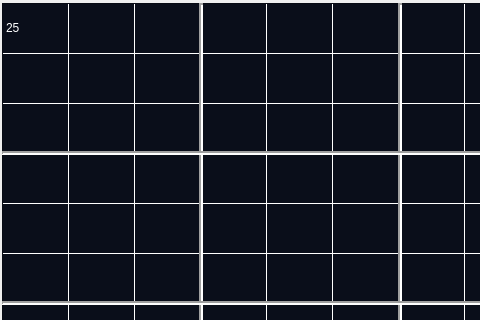
Before: the Qt Designer form Sudoku/maingame.ui in UIAP4002-Dr-Mahdavi/mini-project-2-sudoku-Hsoonaik, drawn with Qt 5; both pictures show x 0 to 480 and y 0 to 320 of the 600 by 600 pixel window.
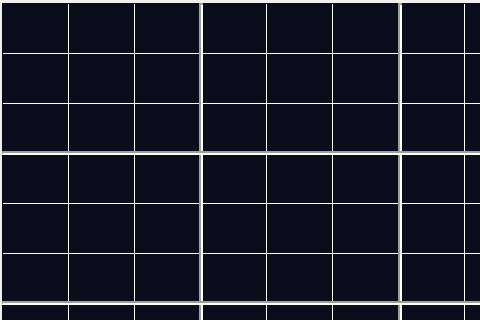
After: the same form once the commit is applied.

What changed in the file:
```diff
--- a/Sudoku/maingame.ui
+++ b/Sudoku/maingame.ui
@@ -172,7 +172,7 @@
     <column/>
     <item row="0" column="0">
      <property name="text">
-      <string>25</string>
+      <string/>
      </property>
      <property name="background">
       <brush brushstyle="NoBrush">
```
